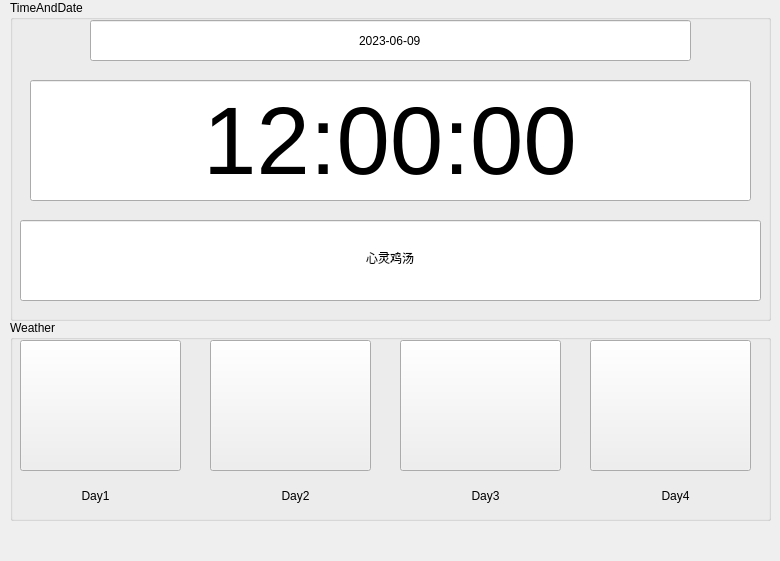
Old version of the form SoftWare/PCTool/AdvancedClock/TimeShow.ui in the repository ZhangYiXiSucceed/Advanced-Clock.
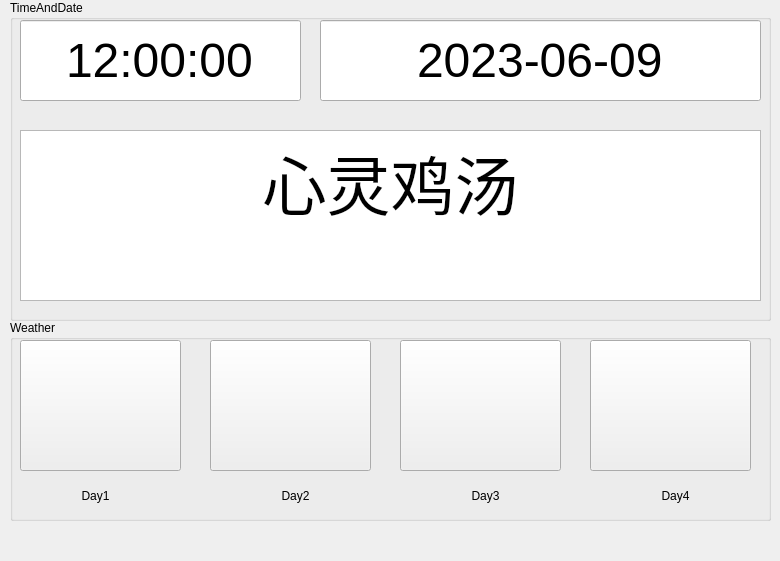
New version of the form.

Commit message: update timer show and set connect status

Diff of the .ui file:
```diff
--- a/SoftWare/PCTool/AdvancedClock/TimeShow.ui
+++ b/SoftWare/PCTool/AdvancedClock/TimeShow.ui
@@ -163,12 +163,17 @@
    <widget class="QLineEdit" name="DateShow">
     <property name="geometry">
      <rect>
-      <x>80</x>
+      <x>310</x>
       <y>20</y>
-      <width>601</width>
-      <height>41</height>
+      <width>441</width>
+      <height>81</height>
      </rect>
     </property>
+    <property name="font">
+     <font>
+      <pointsize>36</pointsize>
+     </font>
+    </property>
     <property name="text">
      <string>2023-06-09</string>
     </property>
@@ -182,15 +187,15 @@
    <widget class="QLineEdit" name="NowShow">
     <property name="geometry">
      <rect>
-      <x>20</x>
-      <y>80</y>
-      <width>721</width>
-      <height>121</height>
+      <x>10</x>
+      <y>20</y>
+      <width>281</width>
+      <height>81</height>
      </rect>
     </property>
     <property name="font">
      <font>
-      <pointsize>72</pointsize>
+      <pointsize>36</pointsize>
       <bold>false</bold>
      </font>
     </property>
@@ -216,23 +221,27 @@
      <string>12:00:00</string>
     </property>
    </widget>
-   <widget class="QLineEdit" name="NiceWords">
+   <widget class="QTextEdit" name="NiceWords">
     <property name="geometry">
      <rect>
       <x>10</x>
-      <y>220</y>
+      <y>130</y>
       <width>741</width>
-      <height>81</height>
+      <height>171</height>
      </rect>
     </property>
-    <property name="contextMenuPolicy">
-     <enum>Qt::NoContextMenu</enum>
+    <property name="readOnly">
+     <bool>true</bool>
     </property>
-    <property name="text">
-     <string>心灵鸡汤</string>
-    </property>
-    <property name="alignment">
-     <set>Qt::AlignCenter</set>
+    <property name="html">
+     <string>&lt;!DOCTYPE HTML PUBLIC &quot;-//W3C//DTD HTML 4.0//EN&quot; &quot;http://www.w3.org/TR/REC-html40/strict.dtd&quot;&gt;
+&lt;html&gt;&lt;head&gt;&lt;meta name=&quot;qrichtext&quot; content=&quot;1&quot; /&gt;&lt;meta charset=&quot;utf-8&quot; /&gt;&lt;style type=&quot;text/css&quot;&gt;
+p, li { white-space: pre-wrap; }
+hr { height: 1px; border-width: 0; }
+li.unchecked::marker { content: &quot;\2610&quot;; }
+li.checked::marker { content: &quot;\2612&quot;; }
+&lt;/style&gt;&lt;/head&gt;&lt;body style=&quot; font-family:'Microsoft YaHei UI'; font-size:9pt; font-weight:400; font-style:normal;&quot;&gt;
+&lt;p align=&quot;center&quot; style=&quot; margin-top:0px; margin-bottom:0px; margin-left:0px; margin-right:0px; -qt-block-indent:0; text-indent:0px;&quot;&gt;&lt;span style=&quot; font-size:48pt;&quot;&gt;心灵鸡汤&lt;/span&gt;&lt;/p&gt;&lt;/body&gt;&lt;/html&gt;</string>
     </property>
    </widget>
   </widget>
```
The commit also changes 11 other files.
